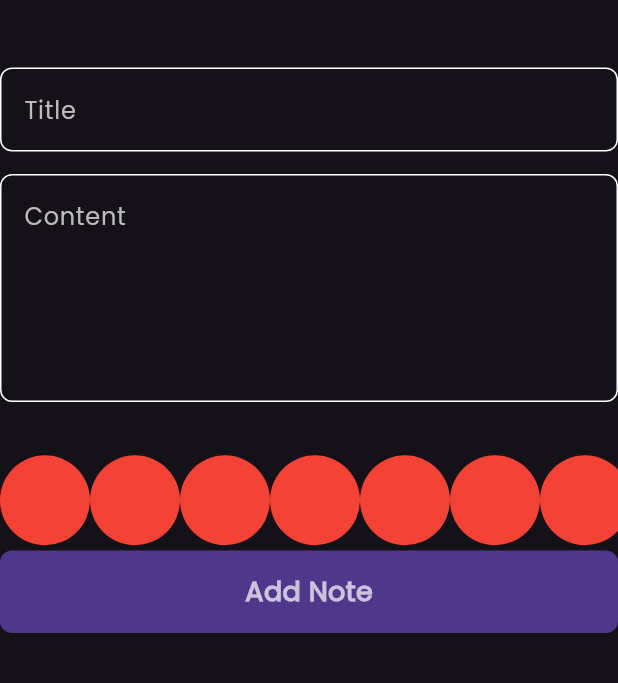
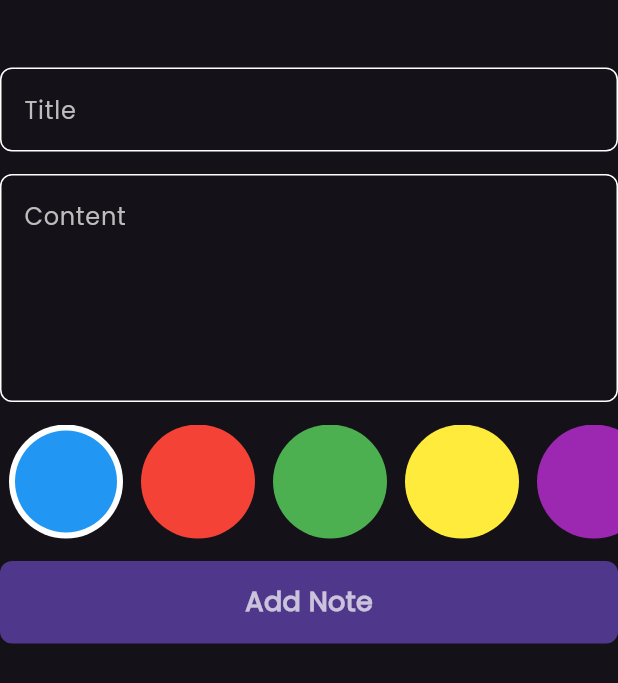
Before and after one commit to Mohamed00-Nour/notes_app, a Flutter app: the AddNoteForm widget shown alone on an empty page, opened directly, on a phone screen of 412 x 824 dp. Shown: the top 683 px of the screen. Run offline on Flutter 3.47's test engine with Material 3 defaults, Android fonts, the phone set to English and light mode, and no system bars; our stand-ins replace bloc, flutter_bloc, hive, hive_flutter; accounts and stored records are empty.

Commit message:
create colors_list_view part 2

```diff
--- a/lib/Widgets/add_note_form.dart
+++ b/lib/Widgets/add_note_form.dart
@@ -49,9 +49,13 @@ class _AddNoteFormState extends State<AddNoteForm> {
             maxLines: 5,
           ),
           const SizedBox(
-            height: 32.0,
+            height: 15.0,
           ),
           const ColorsListView(),
+          const SizedBox(
+            height: 15.0,
+          ),
+
           BlocBuilder<AddNoteCubit, AddNoteState>(
             builder: (context, state) {
               return CustomButton(
--- a/lib/Widgets/colors_list_view.dart
+++ b/lib/Widgets/colors_list_view.dart
@@ -2,30 +2,72 @@ import 'package:flutter/material.dart';
 
 
 class ColorItem extends StatelessWidget {
-  const ColorItem({super.key});
+  const ColorItem({super.key, required this.isActive, required this.color});
+  final bool isActive;
+  final Color color;
 
   @override
   Widget build(BuildContext context) {
-    return const CircleAvatar(
-      radius: 30.0,
-      backgroundColor: Colors.red,
+    return isActive ?
+     CircleAvatar(
+      radius: 38.0,
+      backgroundColor: Colors.white,
+      child: CircleAvatar(
+        radius: 34.0,
+        backgroundColor: color,
+      ),
+    )
+        :  CircleAvatar(
+      radius: 38.0,
+      backgroundColor: color,
     );
   }
 }
 
-class ColorsListView extends StatelessWidget {
+class ColorsListView extends StatefulWidget {
   const ColorsListView({super.key});
 
   @override
+  State<ColorsListView> createState() => _ColorsListViewState();
+}
+
+class _ColorsListViewState extends State<ColorsListView> {
+  int currentIndex = 0;
+  List<Color> colors = [
+    Colors.blue,
+    Colors.red,
+    Colors.green,
+    Colors.yellow,
+    Colors.purple,
+    Colors.orange,
+    Colors.pink,
+    Colors.teal,
+    Colors.brown,
+    Colors.grey,
+  ];
+  @override
   Widget build(BuildContext context) {
     return  SizedBox(
-      height: 67.0,
+      height: 38 * 2,
       child: ListView.builder(
           scrollDirection: Axis.horizontal,
-          itemCount: 10,
+          itemCount: colors.length,
           itemBuilder:
               (context, index) {
-            return const ColorItem();
+            return  Padding(
+              padding: const EdgeInsets.symmetric(horizontal: 6.0),
+              child: GestureDetector(
+                onTap: () {
+                  setState(() {
+                    currentIndex = index;
+                  });
+                },
+                child: ColorItem(
+                  color: colors[index],
+                  isActive: currentIndex == index ? true : false,
+                ),
+              ),
+            );
           }),
     );
   }
```
